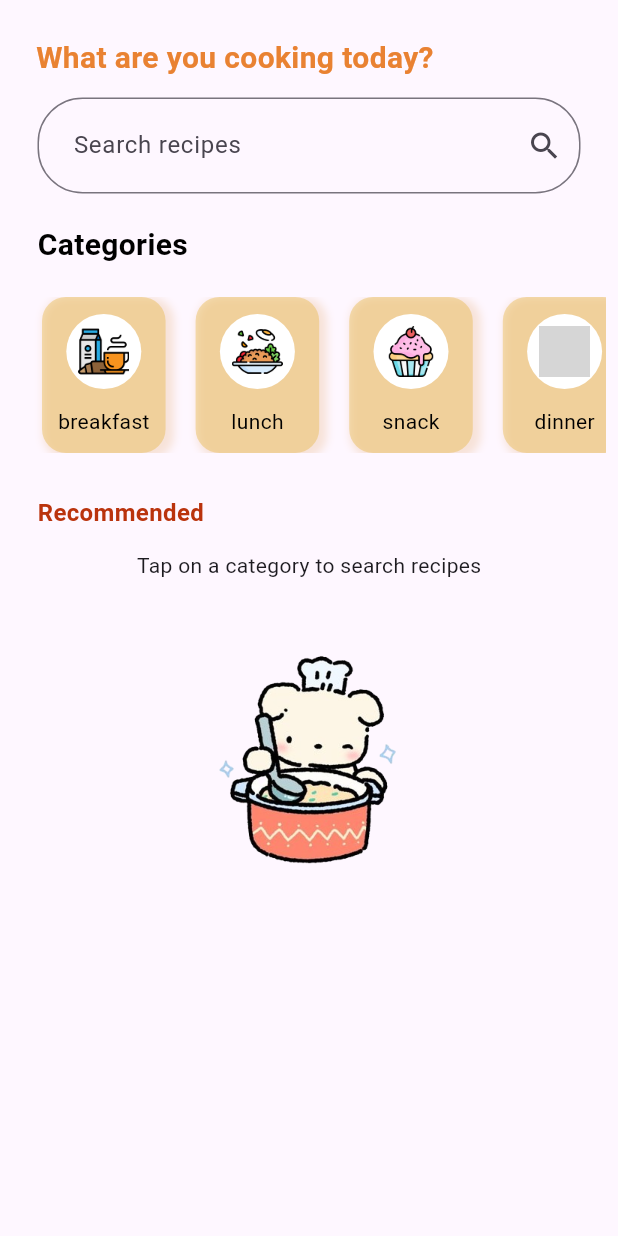
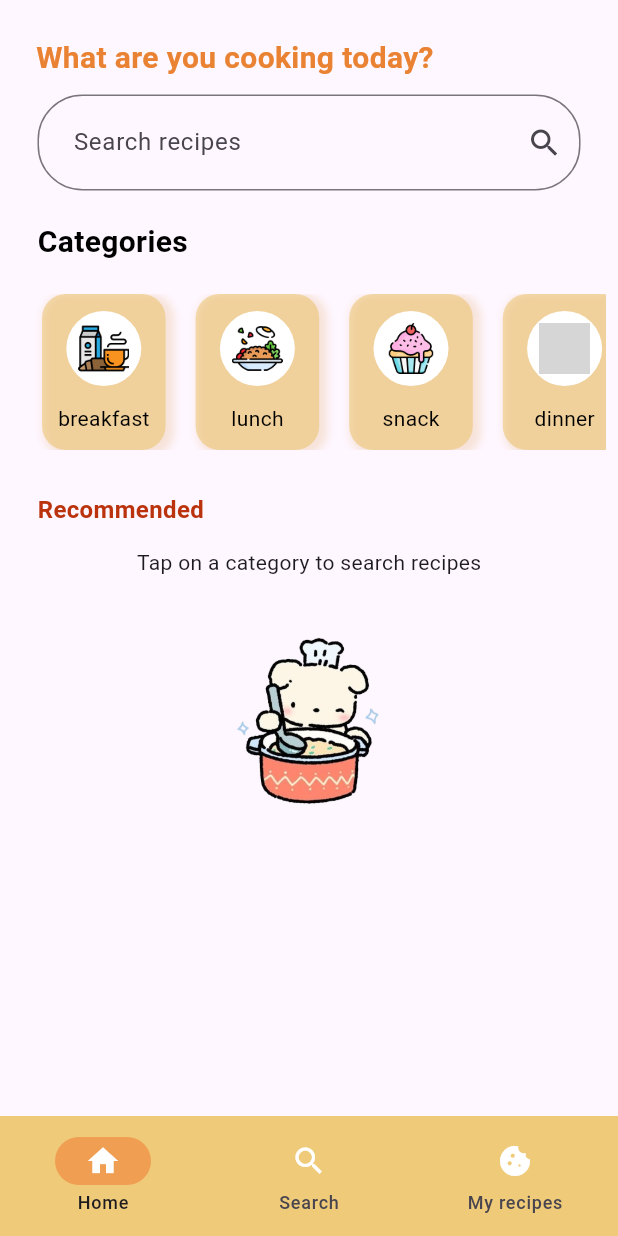
Before and after one commit to orojdz/final_project_app, a Flutter app: the screen it shows after launch, on a phone screen of 412 x 824 dp. Run offline on Flutter 3.47's test engine with Material 3 defaults, Android fonts, the phone set to English and light mode, and no system bars; grey boxes are pictures that could not be loaded.

Commit message:
in process

```diff
--- a/app/lib/screen/home.dart
+++ b/app/lib/screen/home.dart
@@ -66,7 +66,6 @@ class _HomeScreenState extends State<HomeScreen> {
       body: SingleChildScrollView(
         padding: EdgeInsets.only(
           top: MediaQuery.of(context).padding.top + 24,
-          bottom: MediaQuery.of(context).padding.bottom + 24,
         ),
         child: Column(
           crossAxisAlignment: CrossAxisAlignment.start,
@@ -81,7 +80,7 @@ class _HomeScreenState extends State<HomeScreen> {
                     color: Color.fromARGB(255, 233, 130, 50)),
               ),
             ),
-            SizedBox(height: 12.0),
+            SizedBox(height: 10.0),
             Padding(
               padding: const EdgeInsets.only(left: 25.0, right: 25.0),
               child: _searchInput(),
@@ -121,6 +120,33 @@ class _HomeScreenState extends State<HomeScreen> {
           ],
         ),
       ),
+      bottomNavigationBar: NavigationBar(
+        backgroundColor: Color.fromARGB(213, 235, 193, 95),
+        indicatorColor: Color.fromARGB(255, 239, 158, 82),
+        destinations: const <Widget>[
+          NavigationDestination(
+            icon: Icon(
+              Icons.home,
+              color: Colors.white,
+            ),
+            label: 'Home',
+          ),
+          NavigationDestination(
+            icon: Icon(
+              Icons.search,
+              color: Colors.white,
+            ),
+            label: 'Search',
+          ),
+          NavigationDestination(
+            icon: Icon(
+              Icons.cookie,
+              color: Colors.white,
+            ),
+            label: 'My recipes',
+          ),
+        ],
+      ),
     );
   }
 
@@ -151,8 +177,8 @@ class _HomeScreenState extends State<HomeScreen> {
                     ),
                   ),
                   Container(
-                      width: 250,
-                      height: 250,
+                      width: 200,
+                      height: 200,
                       child: Image.asset(
                         'images/cooking-1.png',
                         fit: BoxFit.contain,
```
